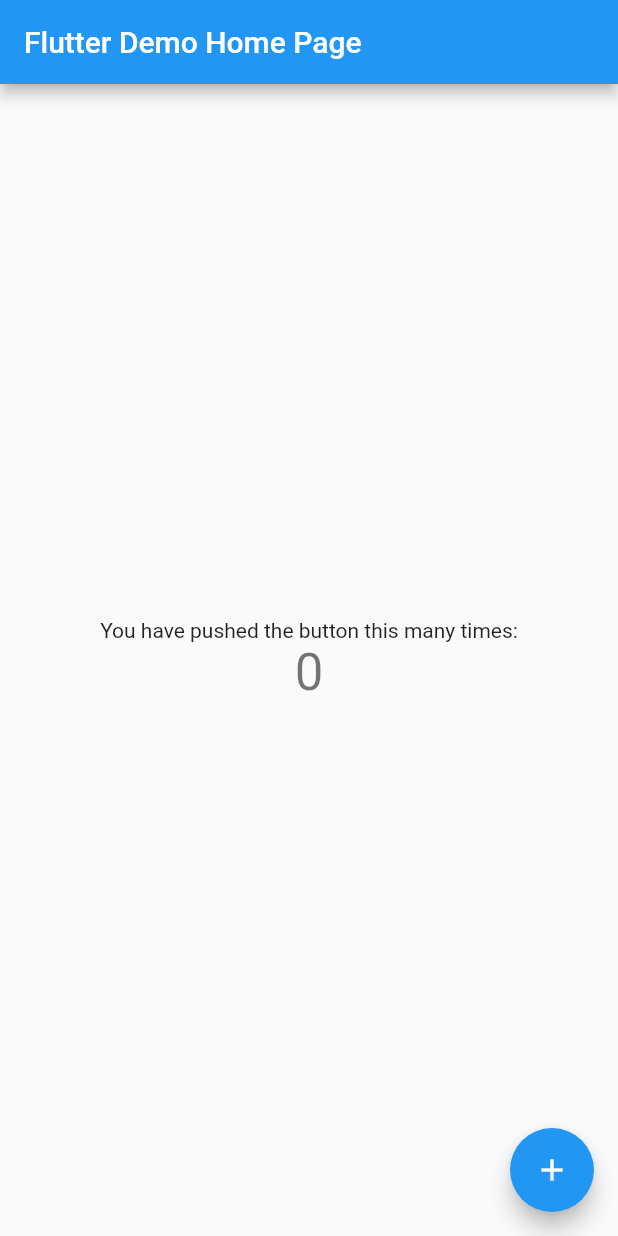
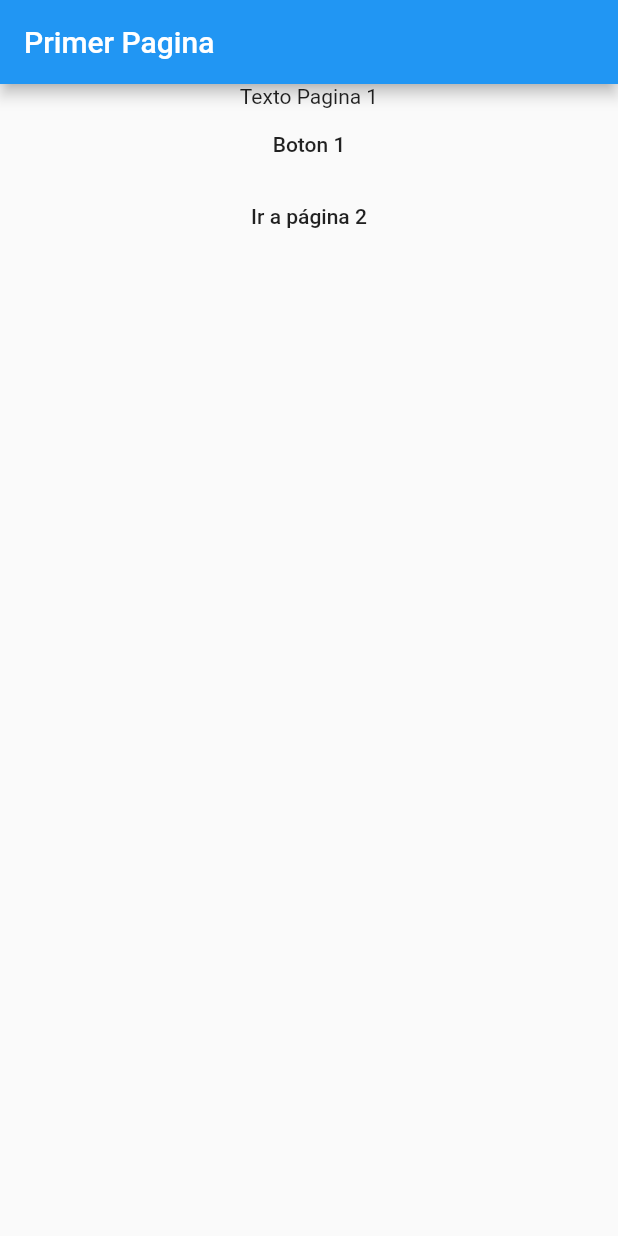
Before and after one commit to DanielBarragan96/adnroid_t3_provider_bloc, a Flutter app: the screen it shows after launch, on a phone screen of 412 x 824 dp. Run offline on Flutter 3.47's test engine with Material 2 defaults, Android fonts, the phone set to English and light mode, and no system bars.

Commit message:
cambios al codigo inicial

```diff
--- a/provider_example/lib/main.dart
+++ b/provider_example/lib/main.dart
@@ -1,117 +1,17 @@
 import 'package:flutter/material.dart';
+import 'package:provider_example/screens/first_page.dart';
 
-void main() {
-  runApp(MyApp());
-}
+void main() => runApp(MyApp());
 
 class MyApp extends StatelessWidget {
-  // This widget is the root of your application.
   @override
   Widget build(BuildContext context) {
     return MaterialApp(
-      title: 'Flutter Demo',
+      title: 'Provider Example',
       theme: ThemeData(
-        // This is the theme of your application.
-        //
-        // Try running your application with "flutter run". You'll see the
-        // application has a blue toolbar. Then, without quitting the app, try
-        // changing the primarySwatch below to Colors.green and then invoke
-        // "hot reload" (press "r" in the console where you ran "flutter run",
-        // or simply save your changes to "hot reload" in a Flutter IDE).
-        // Notice that the counter didn't reset back to zero; the application
-        // is not restarted.
         primarySwatch: Colors.blue,
-        // This makes the visual density adapt to the platform that you run
-        // the app on. For desktop platforms, the controls will be smaller and
-        // closer together (more dense) than on mobile platforms.
-        visualDensity: VisualDensity.adaptivePlatformDensity,
       ),
-      home: MyHomePage(title: 'Flutter Demo Home Page'),
+      home: FirstPage(), //Este widget, tendremos que crearlo.
     );
   }
 }
-
-class MyHomePage extends StatefulWidget {
-  MyHomePage({Key key, this.title}) : super(key: key);
-
-  // This widget is the home page of your application. It is stateful, meaning
-  // that it has a State object (defined below) that contains fields that affect
-  // how it looks.
-
-  // This class is the configuration for the state. It holds the values (in this
-  // case the title) provided by the parent (in this case the App widget) and
-  // used by the build method of the State. Fields in a Widget subclass are
-  // always marked "final".
-
-  final String title;
-
-  @override
-  _MyHomePageState createState() => _MyHomePageState();
-}
-
-class _MyHomePageState extends State<MyHomePage> {
-  int _counter = 0;
-
-  void _incrementCounter() {
-    setState(() {
-      // This call to setState tells the Flutter framework that something has
-      // changed in this State, which causes it to rerun the build method below
-      // so that the display can reflect the updated values. If we changed
-      // _counter without calling setState(), then the build method would not be
-      // called again, and so nothing would appear to happen.
-      _counter++;
-    });
-  }
-
-  @override
-  Widget build(BuildContext context) {
-    // This method is rerun every time setState is called, for instance as done
-    // by the _incrementCounter method above.
-    //
-    // The Flutter framework has been optimized to make rerunning build methods
-    // fast, so that you can just rebuild anything that needs updating rather
-    // than having to individually change instances of widgets.
-    return Scaffold(
-      appBar: AppBar(
-        // Here we take the value from the MyHomePage object that was created by
-        // the App.build method, and use it to set our appbar title.
-        title: Text(widget.title),
-      ),
-      body: Center(
-        // Center is a layout widget. It takes a single child and positions it
-        // in the middle of the parent.
-        child: Column(
-          // Column is also a layout widget. It takes a list of children and
-          // arranges them vertically. By default, it sizes itself to fit its
-          // children horizontally, and tries to be as tall as its parent.
-          //
-          // Invoke "debug painting" (press "p" in the console, choose the
-          // "Toggle Debug Paint" action from the Flutter Inspector in Android
-          // Studio, or the "Toggle Debug Paint" command in Visual Studio Code)
-          // to see the wireframe for each widget.
-          //
-          // Column has various properties to control how it sizes itself and
-          // how it positions its children. Here we use mainAxisAlignment to
-          // center the children vertically; the main axis here is the vertical
-          // axis because Columns are vertical (the cross axis would be
-          // horizontal).
-          mainAxisAlignment: MainAxisAlignment.center,
-          children: <Widget>[
-            Text(
-              'You have pushed the button this many times:',
-            ),
-            Text(
-              '$_counter',
-              style: Theme.of(context).textTheme.headline4,
-            ),
-          ],
-        ),
-      ),
-      floatingActionButton: FloatingActionButton(
-        onPressed: _incrementCounter,
-        tooltip: 'Increment',
-        child: Icon(Icons.add),
-      ), // This trailing comma makes auto-formatting nicer for build methods.
-    );
-  }
-}
--- /dev/null
+++ b/provider_example/lib/screens/first_page.dart
@@ -0,0 +1,33 @@
+import 'package:flutter/material.dart';
+import 'package:provider_example/screens/second_page.dart';
+
+class FirstPage extends StatelessWidget {
+  @override
+  Widget build(BuildContext context) {
+    return Scaffold(
+      appBar: AppBar(
+        title: Text('Primer Pagina'),
+      ),
+      body: SafeArea(
+        child: Center(
+          child: Column(
+            children: <Widget>[
+              Text("Texto Pagina 1"),
+              MaterialButton(
+                onPressed: () {},
+                child: Text("Boton 1"),
+              ),
+              MaterialButton(
+                onPressed: () {
+                  Navigator.push(context,
+                      MaterialPageRoute(builder: (context) => SecondPage()));
+                },
+                child: Text("Ir a página 2"),
+              )
+            ],
+          ),
+        ),
+      ),
+    );
+  }
+}
--- a/provider_example/pubspec.yaml
+++ b/provider_example/pubspec.yaml
@@ -3,7 +3,7 @@ description: A new Flutter project.
 
 # The following line prevents the package from being accidentally published to
 # pub.dev using `pub publish`. This is preferred for private packages.
-publish_to: 'none' # Remove this line if you wish to publish to pub.dev
+publish_to: "none" # Remove this line if you wish to publish to pub.dev
 
 # The following defines the version and build number for your application.
 # A version number is three numbers separated by dots, like 1.2.43
@@ -24,7 +24,6 @@ dependencies:
   flutter:
     sdk: flutter
 
-
   # The following adds the Cupertino Icons font to your application.
   # Use with the CupertinoIcons class for iOS style icons.
   cupertino_icons: ^0.1.3
@@ -32,13 +31,13 @@ dependencies:
 dev_dependencies:
   flutter_test:
     sdk: flutter
+  provider:
 
 # For information on the generic Dart part of this file, see the
 # following page: https://dart.dev/tools/pub/pubspec
 
 # The following section is specific to Flutter.
 flutter:
-
   # The following line ensures that the Material Icons font is
   # included with your application, so that you can use the icons in
   # the material Icons class.
```
Also changed, not shown: provider_example/lib/screens/second_page.dart (added, +27 -0 lines), provider_example/pubspec.lock, 1 other file.
